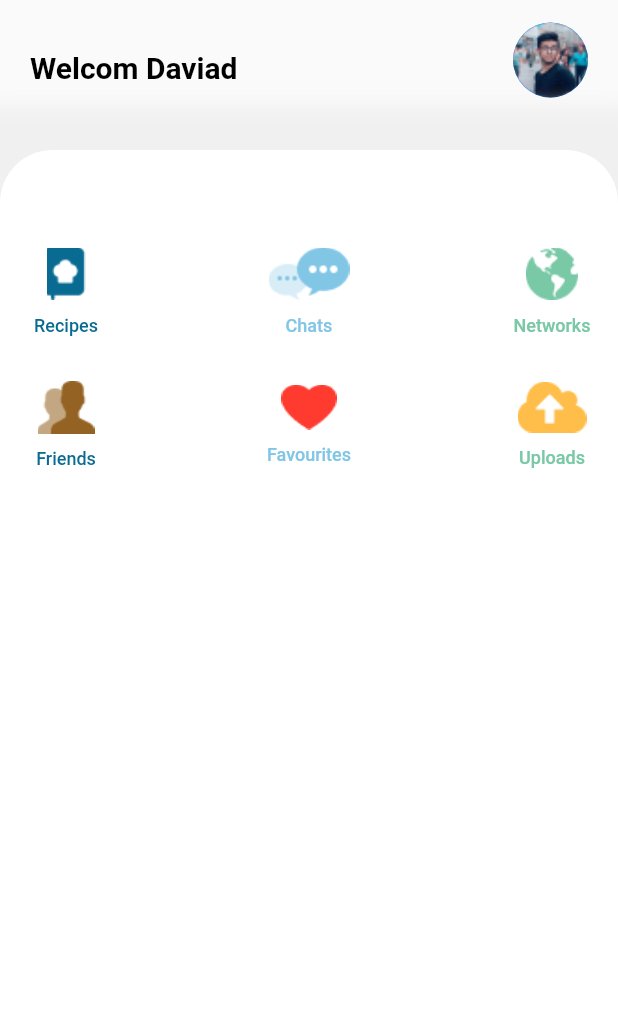
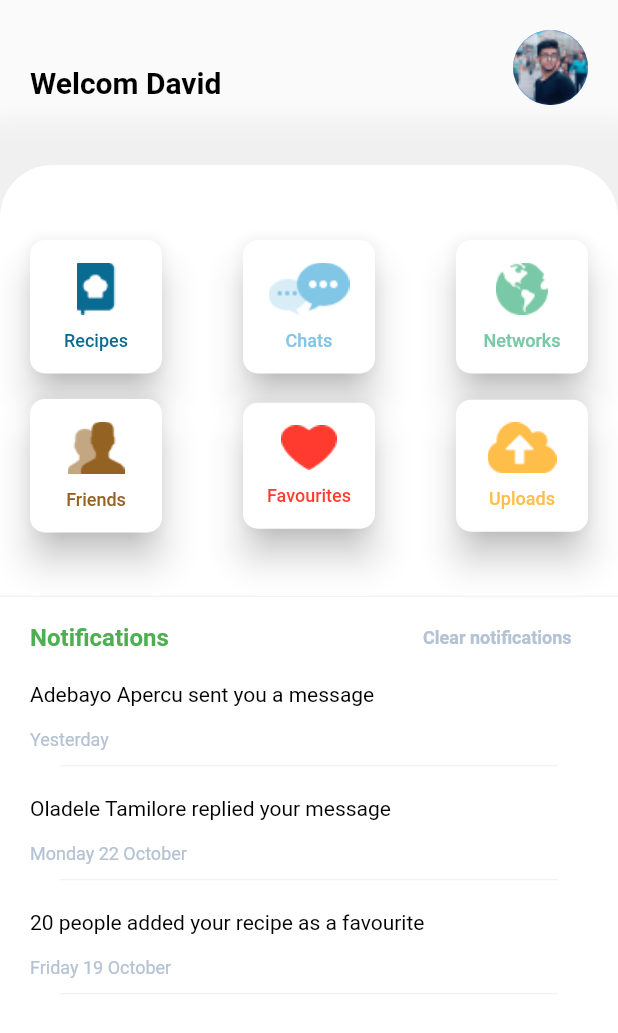
Before and after one commit to norhan-sa/Recipe, a Flutter app: the screen it shows after launch, on a phone screen of 412 x 824 dp. Shown: the top 1033 px of the screen. Run offline on Flutter 3.47's test engine with Material 2 defaults, Android fonts, the phone set to English and light mode, and no system bars; Roboto replaces fonts that are missing (Apercu Pro).

Commit message:
new files

```diff
--- /dev/null
+++ b/lib/notifications.dart
@@ -0,0 +1,9 @@
+
+  class Notifications {
+
+    String content;
+    String date;
+
+    Notifications({this.content , this.date});
+
+  }
--- a/lib/profile.dart
+++ b/lib/profile.dart
@@ -1,4 +1,5 @@
 import 'package:flutter/material.dart';
+import './notifications.dart';
 
 class Profile extends StatefulWidget {
   @override
@@ -7,7 +8,49 @@ class Profile extends StatefulWidget {
 
 class _ProfileState extends State<Profile> {
 
-  String name = "Daviad";
+  String name = "David";
+  List<Notifications> notifications  = [
+    Notifications(content: 'Adebayo Apercu sent you a message', date: 'Yesterday'),
+    Notifications(content: 'Oladele Tamilore replied your message', date: 'Monday 22 October'),
+    Notifications(content: '20 people added your recipe as a favourite', date: 'Friday 19 October'),
+  ];
+
+  Widget wrapNotification(notification){
+      return Container(
+        margin: EdgeInsets.all(5),
+        color: Colors.white,
+        child: Column(
+          crossAxisAlignment: CrossAxisAlignment.start,
+          children: <Widget>[
+            Text(
+              notification.content,
+              style: TextStyle(
+                color: Colors.black,
+                fontSize: 14,
+                fontFamily: 'Apercu Pro',
+              ),
+            ),
+            SizedBox(height: 15),
+            Text(
+              notification.date,
+              style: TextStyle(
+                color: Color(0xFFB4C2D3),
+                fontSize: 12,
+                fontFamily: 'Apercu Pro',
+              ),
+            ),
+
+            Padding(
+              padding: EdgeInsets.fromLTRB(20,10, 20, 10),
+              child: Divider(
+                height: 1 ,
+                color: Colors.grey[200]
+              ),
+            ),
+          ],
+        ),
+      );
+  }
 
   @override
   Widget build(BuildContext context) {
@@ -20,7 +63,7 @@ class _ProfileState extends State<Profile> {
               crossAxisAlignment: CrossAxisAlignment.center,
               children: <Widget>[
                  Padding(
-                   padding: EdgeInsets.fromLTRB(20, 15, 0, 0),
+                   padding: EdgeInsets.fromLTRB(20, 25, 0, 0),
                    child: Text(
                      'Welcom $name',
                      style: TextStyle(
@@ -33,7 +76,7 @@ class _ProfileState extends State<Profile> {
                  ),
 
                  Padding(
-                   padding: EdgeInsets.fromLTRB(0, 15, 20, 10),
+                   padding: EdgeInsets.fromLTRB(0, 20, 20, 15),
                    child:CircleAvatar(
                    backgroundImage: AssetImage('images/Avatar.png'),
                    maxRadius: 25,
@@ -65,14 +108,16 @@ class _ProfileState extends State<Profile> {
                 crossAxisAlignment: CrossAxisAlignment.center,
                 children: <Widget>[
                   Padding(
-                   padding: EdgeInsets.fromLTRB(0, 50, 0, 0),
+                   padding: EdgeInsets.fromLTRB(20, 50, 20, 0),
                    child: Row(
                     mainAxisAlignment: MainAxisAlignment.spaceBetween,
                     children: <Widget>[
                       RaisedButton(
-                          onPressed: null,
-                          color: Colors.grey,
-                          elevation: 20.0,
+                          onPressed: (){
+                            print('hh');
+                          },
+                          color: Colors.white,
+                          elevation: 10.0,
                           disabledColor: Colors.white,
                           padding: EdgeInsets.symmetric(vertical: 15.0 , horizontal: 10),
                           shape: RoundedRectangleBorder(
@@ -91,11 +136,13 @@ class _ProfileState extends State<Profile> {
                               ]
                             ),
                         ),
-
+                        SizedBox(width: 12),
                         RaisedButton(
-                          onPressed: null,
-                          color: Colors.grey,
-                          elevation: 20.0,
+                          onPressed: (){
+                            print('hh');
+                          },
+                          color: Colors.white,
+                          elevation: 10.0,
                           disabledColor: Colors.white,
                           padding: EdgeInsets.symmetric(vertical: 15.0 , horizontal: 10),
                           shape: RoundedRectangleBorder(
@@ -114,11 +161,13 @@ class _ProfileState extends State<Profile> {
                               ]
                             ),
                         ),
-
+                        SizedBox(width: 12),
                         RaisedButton(
-                          onPressed: null,
-                          color: Colors.grey,
-                          elevation: 20.0,
+                          onPressed: (){
+                            print('hh');
+                          },
+                          color: Colors.white,
+                          elevation: 10.0,
                           disabledColor: Colors.white,
                           padding: EdgeInsets.symmetric(vertical: 15.0 , horizontal: 10),
                           shape: RoundedRectangleBorder(
@@ -140,13 +189,18 @@ class _ProfileState extends State<Profile> {
                     ]
                   ),
                  ),
-                 Row(
+                 SizedBox(height: 12),
+                 Padding(
+                   padding: EdgeInsets.fromLTRB(20, 5, 20, 0),
+                   child:Row(
                      mainAxisAlignment: MainAxisAlignment.spaceBetween,
                      children: <Widget>[
                        RaisedButton(
-                          onPressed: null,
-                          color: Colors.grey,
-                          elevation: 20.0,
+                          onPressed: (){
+                            print('hh');
+                          },
+                          color: Colors.white,
+                          elevation: 10.0,
                           disabledColor: Colors.white,
                           padding: EdgeInsets.symmetric(vertical: 15.0 , horizontal: 10),
                           shape: RoundedRectangleBorder(
@@ -158,18 +212,20 @@ class _ProfileState extends State<Profile> {
                                 SizedBox(height: 10),
                                 Text('Friends',
                                   style: TextStyle(
-                                    color: Color(0xFF096B91),
+                                    color: Color(0xFF946222),
                                     fontSize: 12,
                                   ),
                                 ),
                               ]
                             ),
                         ),
-
+                        SizedBox(width: 12),
                         RaisedButton(
-                          onPressed: null,
-                          color: Colors.grey,
-                          elevation: 20.0,
+                          onPressed: (){
+                            print('hh');
+                          },
+                          color: Colors.white,
+                          elevation: 10.0,
                           disabledColor: Colors.white,
                           padding: EdgeInsets.symmetric(vertical: 15.0 , horizontal: 10),
                           shape: RoundedRectangleBorder(
@@ -181,19 +237,20 @@ class _ProfileState extends State<Profile> {
                                 SizedBox(height: 10),
                                 Text('Favourites',
                                   style: TextStyle(
-                                    color: Color(0xFF82C6E6),
+                                    color: Color(0xFFFF3B30),
                                     fontSize: 12,
                                   ),
                                 ),
                               ]
                             ),
                         ),
-
+                        SizedBox(width: 12),
                         RaisedButton(
-                          onPressed: null,
-                          color: Colors.grey,
-                          elevation: 20.0,
-                          disabledColor: Colors.white,
+                          onPressed: (){
+                            print('hh');
+                          },
+                          color: Colors.white,
+                          elevation: 10.0,
                           padding: EdgeInsets.symmetric(vertical: 15.0 , horizontal: 10),
                           shape: RoundedRectangleBorder(
                             borderRadius: BorderRadius.circular(10.0)
@@ -204,7 +261,7 @@ class _ProfileState extends State<Profile> {
                                 SizedBox(height: 10),
                                 Text('Uploads',
                                   style: TextStyle(
-                                    color: Color(0xFF79C8A6),
+                                    color: Color(0xFFFFBD49),
                                     fontSize: 12,
                                   ),
                                 ),
@@ -213,6 +270,52 @@ class _ProfileState extends State<Profile> {
                         ),
                     ]
                   ),
+                 ),
+
+                 SizedBox(height: 40),
+
+                 Divider(
+                   height: 5.0,
+                   color: Colors.grey[200],
+                 ),
+
+                 Padding(
+                   padding: EdgeInsets.fromLTRB(20, 1, 15, 1),
+                   child: Row(
+                     mainAxisAlignment: MainAxisAlignment.spaceBetween,
+                     children: <Widget>[
+                       Text(
+                         'Notifications',
+                         style: TextStyle(
+                           color: Colors.green,
+                           fontSize: 16,
+                           fontWeight: FontWeight.bold
+                         ),
+                       ),
+
+                       FlatButton(
+                         onPressed: (){
+                           print('Hello');
+                         },
+                         child: Text(
+                           'Clear notifications',
+                           style: TextStyle(
+                             fontSize: 12,
+                             fontWeight: FontWeight.bold,
+                             color: Color(0xFFB4C2D3)
+                           ),
+                         ),
+                       ),
+                     ]
+                   ),
+                 ),
+
+                 Padding(
+                   padding: EdgeInsets.fromLTRB(15, 0, 15, 0),
+                   child: Column(
+                      children: notifications.map((e) => wrapNotification(e)).toList(),
+                   ),
+                 )
                 ]
               ),
             ),
```
Also changed, not shown: flutter_01.png (added). Lines whose indentation alone changed are shown as unchanged.
